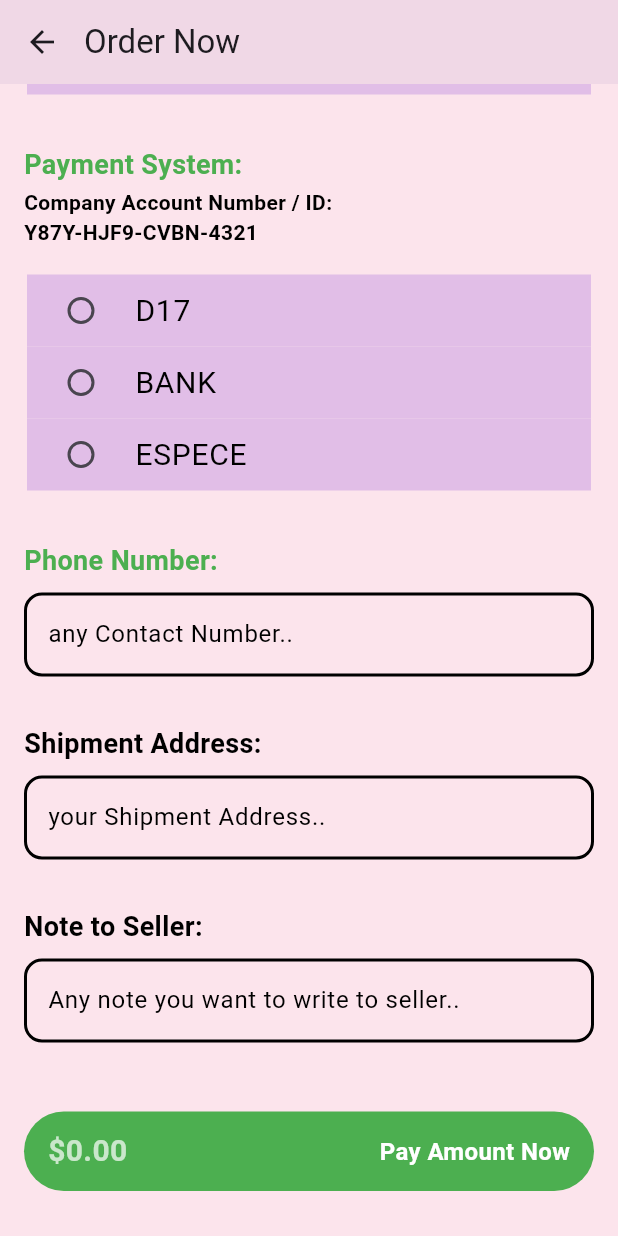
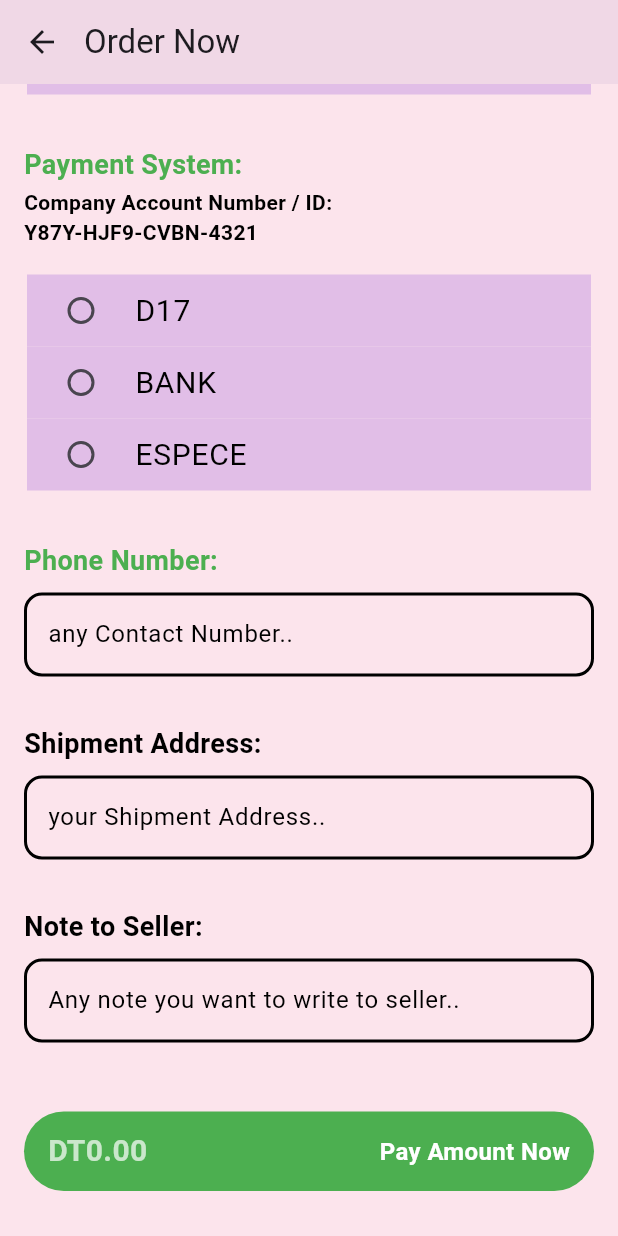
Before and after one commit to mohamedahmedkhriji/ecomerce_app, a Flutter app: the OrderNowScreen screen opened directly with empty values, scrolled down 211 dp, on a phone screen of 412 x 824 dp. Run offline on Flutter 3.47's test engine with Material 3 defaults, Android fonts, the phone set to English and light mode, and no system bars; our stand-ins replace flutter_rating_bar, fluttertoast, font_awesome_flutter, get, image_picker, shared_preferences; accounts and stored records are empty; network calls fail.

Commit message:
final appp

```diff
--- a/lib/users/order/order_now_screen.dart
+++ b/lib/users/order/order_now_screen.dart
@@ -301,7 +301,7 @@ class OrderNowScreen extends StatelessWidget {
                   child: Row(
                     children: [
                       Text(
-                        "\$" + totalAmount!.toStringAsFixed(2),
+                        "\DT" + totalAmount!.toStringAsFixed(2),
                         style: const TextStyle(
                           color: Colors.white70,
                           fontSize: 20,
```
Also changed, not shown: pubspec.yaml (+8 -0 lines), images/place_holder.png (added), pubspec.lock, 16 other files.
